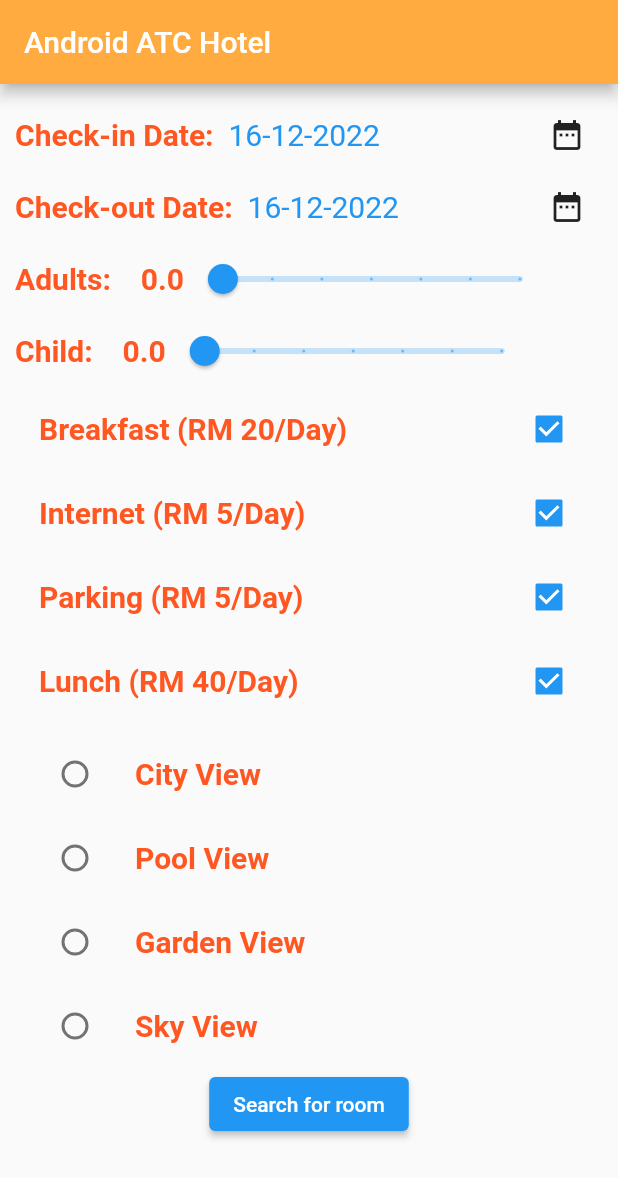
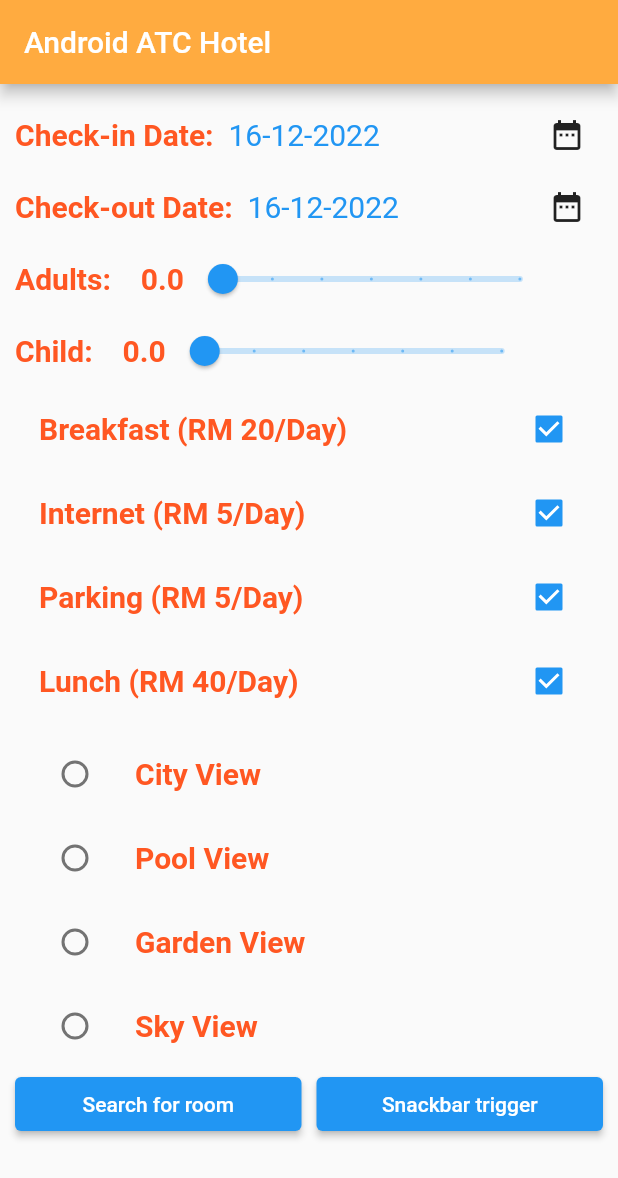
Before and after one commit to kamalnorizan/flutter_lesson8, a Flutter app: the screen it shows after launch, on a phone screen of 412 x 824 dp. Shown: the top 1178 px of the screen. Run offline on Flutter 3.47's test engine with Material 2 defaults, Android fonts, the phone set to English and light mode, and no system bars; our stand-ins replace another_flushbar.

```diff
--- a/lib/home.dart
+++ b/lib/home.dart
@@ -1,3 +1,4 @@
+import 'package:another_flushbar/flushbar.dart';
 import 'package:flutter/material.dart';
 
 class Home extends StatefulWidget {
@@ -17,6 +18,10 @@ class _HomeState extends State<Home> {
   bool? inet = true;
   bool? pking = true;
   bool? lunch = true;
+
+  final GlobalKey<ScaffoldMessengerState> scaffoldMessengerKey =
+      GlobalKey<ScaffoldMessengerState>();
+
   @override
   Widget build(BuildContext context) {
     return MaterialApp(
@@ -287,11 +292,25 @@ class _HomeState extends State<Home> {
                     ),
                   ],
                 ),
-                ElevatedButton(
-                    onPressed: () {
-                      confirm(context);
-                    },
-                    child: const Text('Search for room'))
+                Row(
+                  children: [
+                    Expanded(
+                      child: ElevatedButton(
+                          onPressed: () {
+                            confirm(context);
+                          },
+                          child: const Text('Search for room')),
+                    ),
+                    const SizedBox(width: 10),
+                    Expanded(
+                      child: ElevatedButton(
+                          onPressed: () {
+                            showSimpleSnackbar(context);
+                          },
+                          child: const Text('Snackbar trigger')),
+                    ),
+                  ],
+                )
               ],
             ),
           ),
@@ -336,7 +355,9 @@ class _HomeState extends State<Home> {
         'Are you sure?',
         style: TextStyle(color: Colors.orange),
       ),
-      content: const Text('Welcome to ABC Hotel. Hope you enjoy the holiday.'),
+      content: Column(
+        children: const [TextField()],
+      ),
       actions: [
         ElevatedButton(
           onPressed: () {
@@ -361,4 +382,12 @@ class _HomeState extends State<Home> {
       },
     );
   }
+
+  void showSimpleSnackbar(BuildContext context) {
+    Flushbar(
+      duration: const Duration(seconds: 3),
+      title: "This is simple flushbar",
+      message: "Hey, you are a registered user now.",
+    ).show(context);
+  }
 }
--- a/pubspec.yaml
+++ b/pubspec.yaml
@@ -31,6 +31,7 @@ environment:
 dependencies:
   flutter:
     sdk: flutter
+  another_flushbar:
 
 
   # The following adds the Cupertino Icons font to your application.
```
Also changed, not shown: pubspec.lock.
